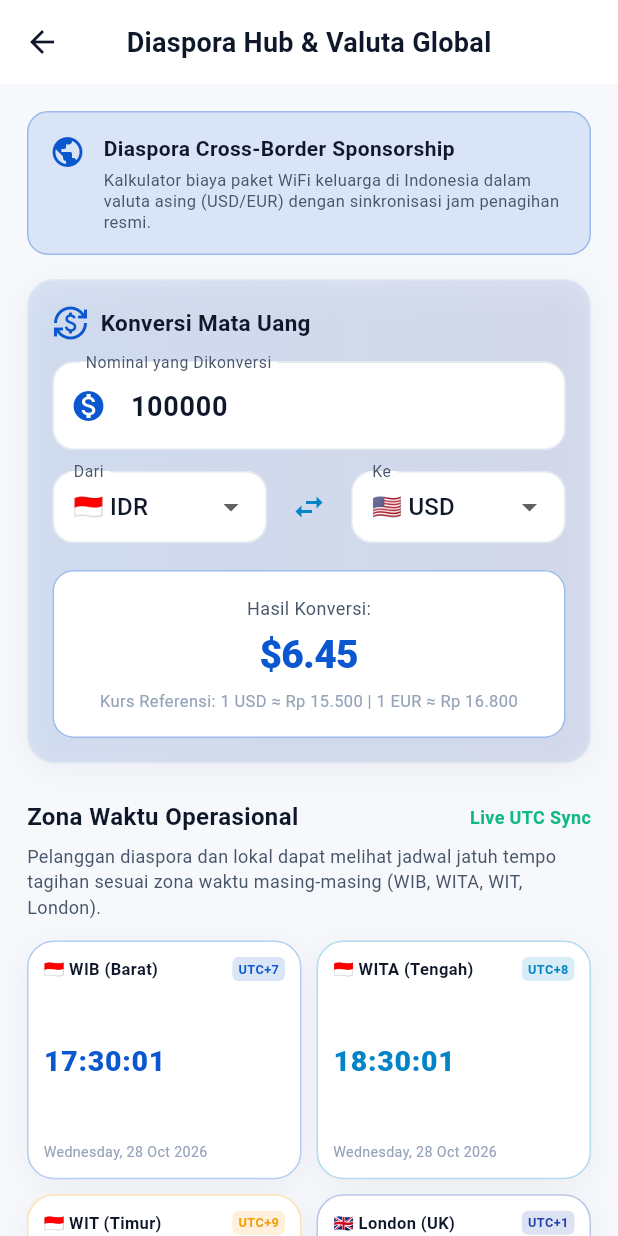
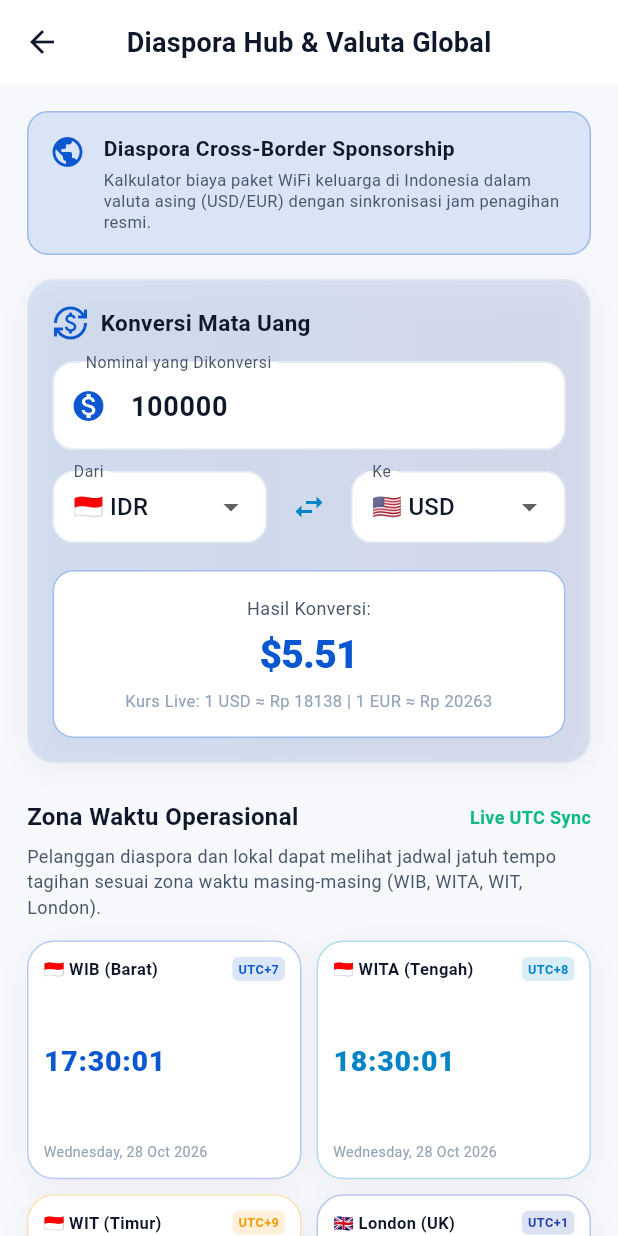
Before and after one commit to lawzhuu/Project-Mobil, a Flutter app: the CurrencyTimeScreen screen opened directly, on a phone screen of 412 x 824 dp. Run offline on Flutter 3.47's test engine with Material 3 defaults, Android fonts, the phone set to English and light mode, and no system bars; our stand-ins replace fl_chart, flutter_dotenv, flutter_local_notifications, flutter_map, flutter_secure_storage, geolocator and 6 more; accounts and stored records are empty; network calls fail.

Commit message:
feat(currency): dynamically bind live exchange rates in packages and diaspora screens

```diff
--- a/apk_wifi/lib/config/app_config.dart
+++ b/apk_wifi/lib/config/app_config.dart
@@ -1,5 +1,3 @@
-import 'dart:io';
-
 import 'package:flutter_dotenv/flutter_dotenv.dart';
 
 class AppConfig {
@@ -36,11 +34,11 @@ class AppConfig {
     return '$baseUrl/$cleaned';
   }
 
-  // Fallback exchange rates
+  // Fallback exchange rates (live baseline)
   static const Map<String, double> idrPerCurrency = {
     'IDR': 1.0,
-    'USD': 15500.0,
-    'EUR': 16800.0,
+    'USD': 18138.0,
+    'EUR': 20263.0,
   };
 
   // Supported countries and their mappings
--- a/apk_wifi/lib/screens/common/currency_time_screen.dart
+++ b/apk_wifi/lib/screens/common/currency_time_screen.dart
@@ -25,6 +25,9 @@ class _CurrencyTimeScreenState extends State<CurrencyTimeScreen> {
   void initState() {
     super.initState();
     _recalculate();
+    CurrencyTimeService.instance.fetchLatestRates().then((_) {
+      if (mounted) _recalculate();
+    });
     _clockTimer = Timer.periodic(const Duration(seconds: 1), (timer) {
       if (mounted) {
         setState(() {});
@@ -245,10 +248,10 @@ class _CurrencyTimeScreenState extends State<CurrencyTimeScreen> {
                           ),
                         ),
                         const SizedBox(height: 4),
-                        const Text(
-                          'Kurs Referensi: 1 USD ≈ Rp 15.500 | 1 EUR ≈ Rp 16.800',
+                        Text(
+                          'Kurs Live: 1 USD ≈ Rp ${CurrencyTimeService.instance.rates['USD']?.round() ?? 18138} | 1 EUR ≈ Rp ${CurrencyTimeService.instance.rates['EUR']?.round() ?? 20263}',
                           textAlign: TextAlign.center,
-                          style: TextStyle(fontSize: 11, color: AppTheme.textMuted),
+                          style: const TextStyle(fontSize: 11, color: AppTheme.textMuted),
                         ),
                       ],
                     ),
--- a/apk_wifi/lib/screens/customer/customer_packages_screen.dart
+++ b/apk_wifi/lib/screens/customer/customer_packages_screen.dart
@@ -49,6 +49,9 @@ class _CustomerPackagesScreenState extends State<CustomerPackagesScreen> {
       _selectedCategory = widget.initialCategory!;
     }
     _loadPackages();
+    CurrencyTimeService.instance.fetchLatestRates().then((_) {
+      if (mounted) setState(() {});
+    });
 
     if (widget.autoFocusSearch) {
       WidgetsBinding.instance.addPostFrameCallback((_) {
@@ -69,7 +72,8 @@ class _CustomerPackagesScreenState extends State<CustomerPackagesScreen> {
       final pkgsFuture = ApiService.instance.getPackages();
       final pendingFuture = ApiService.instance
           .getCustomerPendingPackageRequest();
-      final res = await Future.wait([pkgsFuture, pendingFuture]);
+      final ratesFuture = CurrencyTimeService.instance.fetchLatestRates();
+      final res = await Future.wait([pkgsFuture, pendingFuture, ratesFuture]);
       if (mounted) {
         setState(() {
           _packages = res[0] as List<PackageModel>;
@@ -309,7 +313,11 @@ class _CustomerPackagesScreenState extends State<CustomerPackagesScreen> {
                       const SizedBox(width: 8),
                       for (final curr in ['IDR', 'USD', 'EUR']) ...[
                         InkWell(
-                          onTap: () => setState(() => _selectedCurrency = curr),
+                          onTap: () async {
+                            setState(() => _selectedCurrency = curr);
+                            await CurrencyTimeService.instance.fetchLatestRates();
+                            if (mounted) setState(() {});
+                          },
                           borderRadius: BorderRadius.circular(6),
                           child: Container(
                             margin: const EdgeInsets.only(right: 6),
@@ -324,8 +332,8 @@ class _CustomerPackagesScreenState extends State<CustomerPackagesScreen> {
                               borderRadius: BorderRadius.circular(6),
                               border: Border.all(
                                 color: _selectedCurrency == curr
-                                    ? AppTheme.primary
-                                    : const Color(0xFFCBD5E1),
+                                  ? AppTheme.primary
+                                  : const Color(0xFFCBD5E1),
                               ),
                             ),
                             child: Text(
@@ -346,10 +354,10 @@ class _CustomerPackagesScreenState extends State<CustomerPackagesScreen> {
                       const Spacer(),
                       Text(
                         _selectedCurrency == 'USD'
-                            ? '1 USD = Rp 15.500'
+                            ? '1 USD = Rp ${_formatRupiah((CurrencyTimeService.instance.rates['USD'] ?? 18138).round())}'
                             : (_selectedCurrency == 'EUR'
-                                  ? '1 EUR = Rp 16.800'
-                                  : 'Kurs BI Live'),
+                                  ? '1 EUR = Rp ${_formatRupiah((CurrencyTimeService.instance.rates['EUR'] ?? 20263).round())}'
+                                  : 'Kurs Live ECB'),
                         style: const TextStyle(
                           fontSize: 9.5,
                           color: Color(0xFF64748B),
--- a/apk_wifi/lib/services/currency_time_service.dart
+++ b/apk_wifi/lib/services/currency_time_service.dart
@@ -6,7 +6,7 @@ class CurrencyTimeService {
   static final CurrencyTimeService instance = CurrencyTimeService._internal();
   CurrencyTimeService._internal();
 
-  Map<String, double> _idrRates = {'IDR': 1.0, 'USD': 15500.0, 'EUR': 16800.0};
+  Map<String, double> _idrRates = {'IDR': 1.0, 'USD': 18138.0, 'EUR': 20263.0};
 
   Map<String, double> get rates => _idrRates;
 
```
